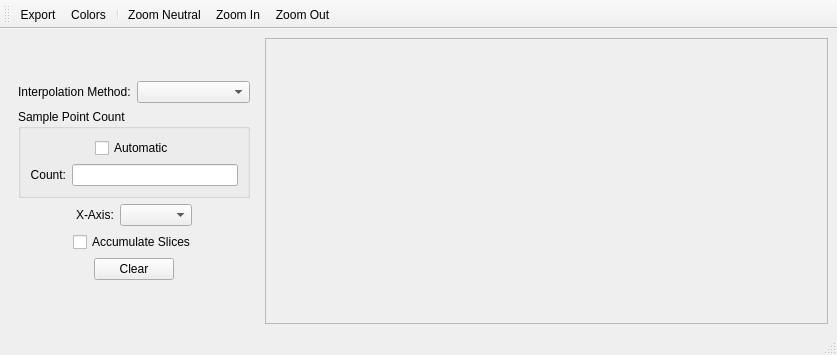
Old version of the form code/display/Slicer/SlicerMainWindow.ui in the repository radio-astro/casa.
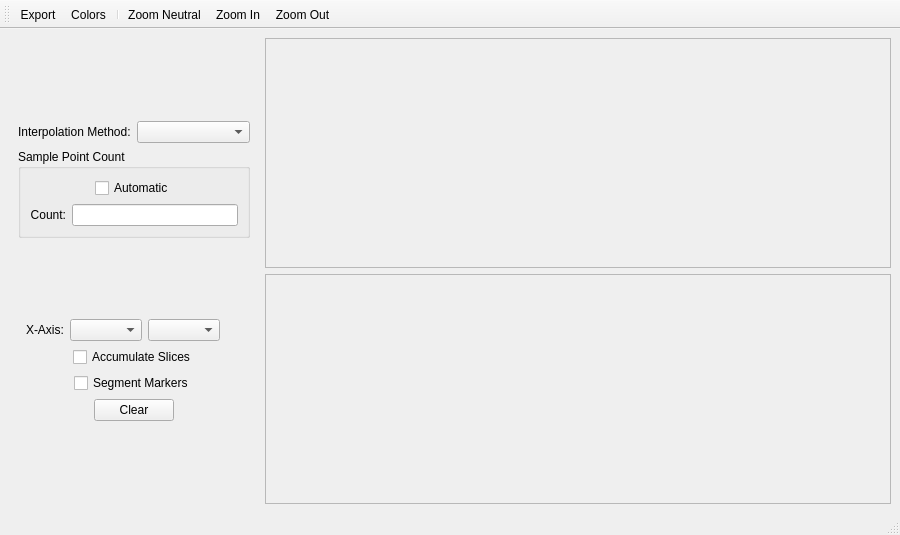
New version of the form. Icons and pictures are not drawn.

```diff
--- a/code/display/Slicer/SlicerMainWindow.ui
+++ b/code/display/Slicer/SlicerMainWindow.ui
@@ -6,8 +6,8 @@
    <rect>
     <x>0</x>
     <y>0</y>
-    <width>837</width>
-    <height>355</height>
+    <width>900</width>
+    <height>535</height>
    </rect>
   </property>
   <property name="maximumSize">
@@ -179,6 +179,9 @@
            </property>
           </widget>
          </item>
+         <item>
+          <widget class="QComboBox" name="unitComboBox"/>
+         </item>
          <item>
           <spacer name="horizontalSpacer_8">
            <property name="orientation">
@@ -234,6 +237,43 @@
          </item>
         </layout>
        </item>
+       <item>
+        <layout class="QHBoxLayout" name="horizontalLayout_8">
+         <item>
+          <spacer name="horizontalSpacer_9">
+           <property name="orientation">
+            <enum>Qt::Horizontal</enum>
+           </property>
+           <property name="sizeHint" stdset="0">
+            <size>
+             <width>40</width>
+             <height>20</height>
+            </size>
+           </property>
+          </spacer>
+         </item>
+         <item>
+          <widget class="QCheckBox" name="segmentCornerCheckBox">
+           <property name="text">
+            <string>Segment Markers</string>
+           </property>
+          </widget>
+         </item>
+         <item>
+          <spacer name="horizontalSpacer_10">
+           <property name="orientation">
+            <enum>Qt::Horizontal</enum>
+           </property>
+           <property name="sizeHint" stdset="0">
+            <size>
+             <width>40</width>
+             <height>20</height>
+            </size>
+           </property>
+          </spacer>
+         </item>
+        </layout>
+       </item>
        <item>
         <layout class="QHBoxLayout" name="horizontalLayout_4">
          <item>
@@ -291,6 +331,8 @@
      </widget>
     </item>
     <item>
+     <layout class="QVBoxLayout" name="verticalLayout_3">
+      <item>
      <widget class="QFrame" name="plotFrame">
       <property name="sizePolicy">
        <sizepolicy hsizetype="MinimumExpanding" vsizetype="MinimumExpanding">
@@ -298,6 +340,12 @@
         <verstretch>0</verstretch>
        </sizepolicy>
       </property>
+        <property name="minimumSize">
+         <size>
+          <width>100</width>
+          <height>0</height>
+         </size>
+        </property>
       <property name="frameShape">
        <enum>QFrame::StyledPanel</enum>
       </property>
@@ -305,6 +353,25 @@
        <enum>QFrame::Sunken</enum>
       </property>
      </widget>
+      </item>
+      <item>
+       <widget class="QScrollArea" name="statsScrollArea">
+        <property name="widgetResizable">
+         <bool>true</bool>
+        </property>
+        <widget class="QWidget" name="scrollAreaWidgetContents">
+         <property name="geometry">
+          <rect>
+           <x>0</x>
+           <y>0</y>
+           <width>620</width>
+           <height>221</height>
+          </rect>
+         </property>
+        </widget>
+       </widget>
+      </item>
+     </layout>
     </item>
    </layout>
   </widget>
```
Lines whose indentation alone changed are shown as unchanged.
